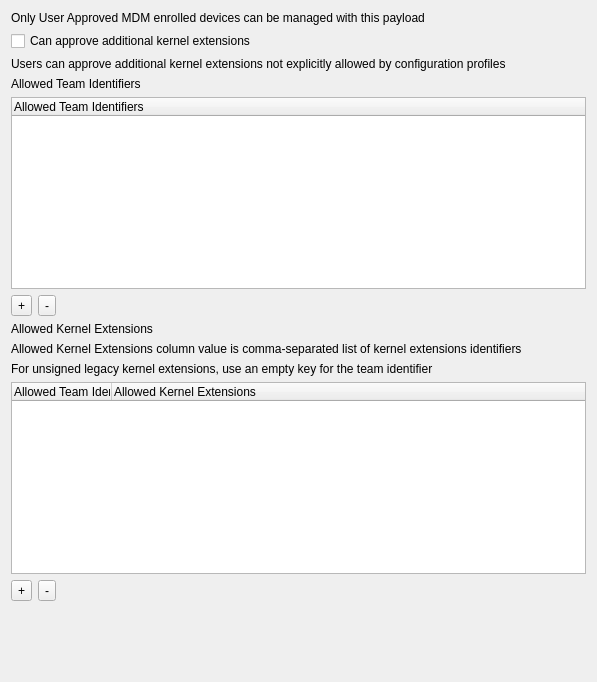
Qt form FWAdminLib/Configurator/MacOSKernelExtensionPolicyForm.ui (fw-dev/translations) before a commit.
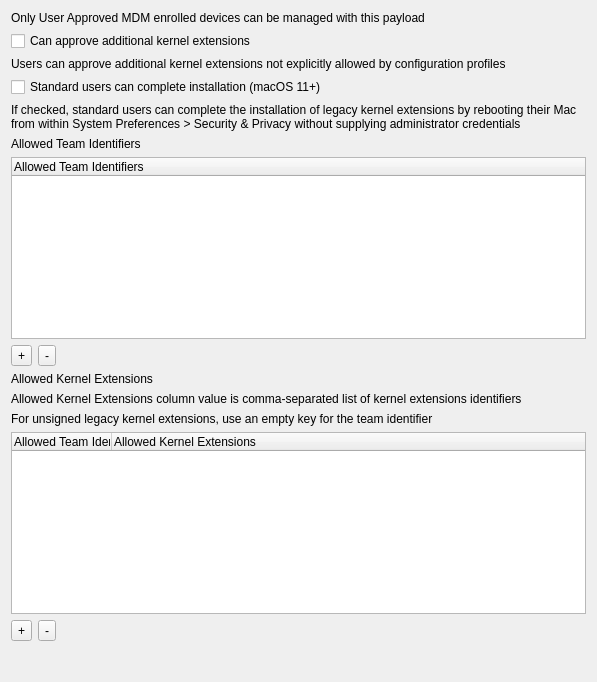
The same form after that commit. Custom widgets are drawn as their Qt base class.

Patch:
```diff
--- a/FWAdminLib/Configurator/MacOSKernelExtensionPolicyForm.ui
+++ b/FWAdminLib/Configurator/MacOSKernelExtensionPolicyForm.ui
@@ -13,7 +13,7 @@
   <property name="windowTitle">
    <string>Form</string>
   </property>
-  <layout class="QVBoxLayout" name="verticalLayout_4" stretch="0,0,0,0,0,0,0,0,0,0,0,0">
+  <layout class="QVBoxLayout" name="verticalLayout_4" stretch="0,0,0,0,0,0,0,0,0,0,0,0,0,0">
    <item>
     <widget class="QLabel" name="lUserApprovedDescription">
      <property name="text">
@@ -41,6 +41,23 @@
      </property>
     </widget>
    </item>
+   <item>
+    <widget class="QCheckBox" name="cbAllowNonAdminUserApprovals">
+     <property name="text">
+      <string>Standard users can complete installation (macOS 11+)</string>
+     </property>
+    </widget>
+   </item>
+   <item>
+    <widget class="QLabel" name="lTipAllowNonAdminUserApprovals">
+     <property name="text">
+      <string>If checked, standard users can complete the installation of legacy kernel extensions by rebooting their Mac from within System Preferences &gt; Security &amp; Privacy without supplying administrator credentials</string>
+     </property>
+     <property name="wordWrap">
+      <bool>true</bool>
+     </property>
+    </widget>
+   </item>
    <item>
     <widget class="QLabel" name="lAllowedTeamIdentifiers">
      <property name="text">
```
